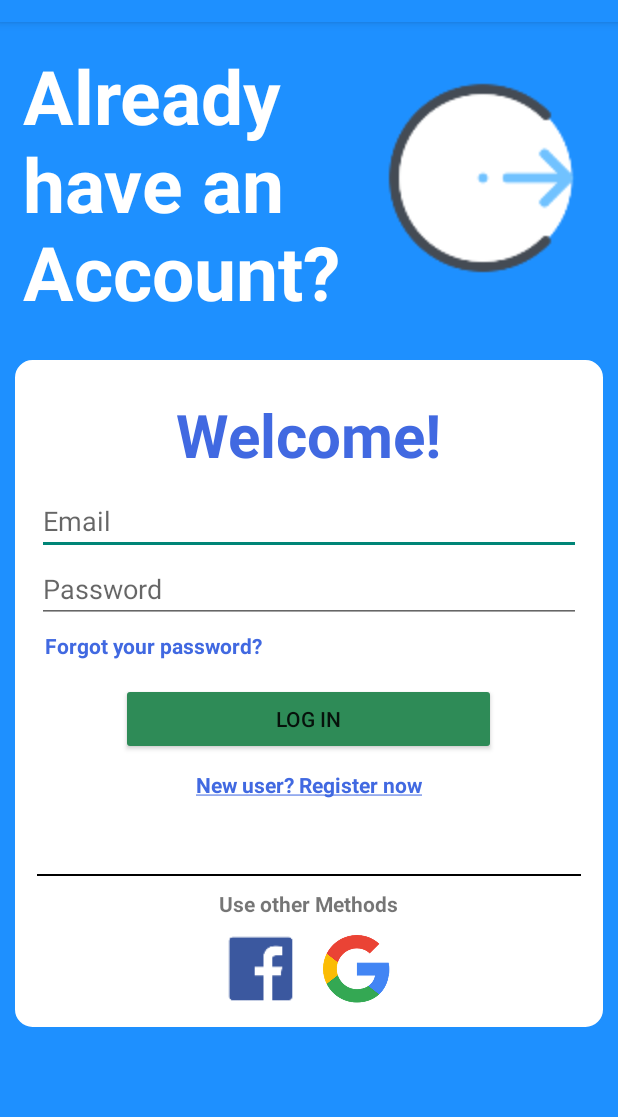
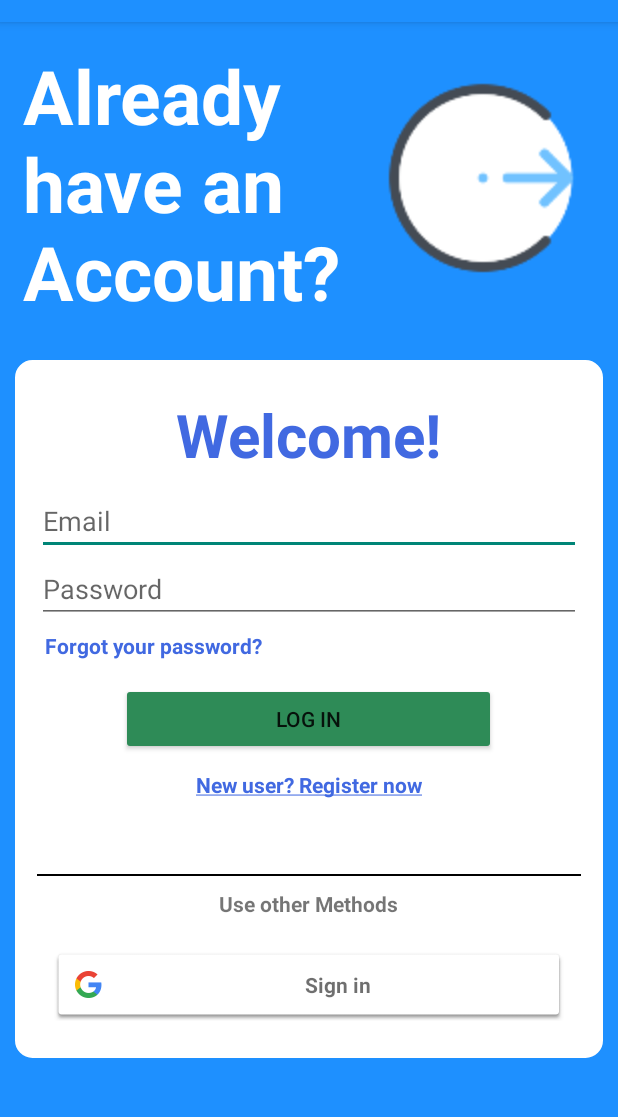
Before and after one commit to KorzenTM/android_clipaholic, an Android app: the screen it shows after launch (NavHostActivity), on a phone screen of 412 x 824 dp, the part 62-1179 px from its top. Run offline under Robolectric (Android 15) with nearby library versions, the phone set to English and light mode, and no system bars; our stand-ins replace Firebase (no records; nobody signed in at launch, a user with empty details on screens opened directly); 4 statements that could not run were skipped.

Commit message:
Implement working google sign button

```diff
--- a/app/build.gradle
+++ b/app/build.gradle
@@ -42,6 +42,7 @@ dependencies {
     implementation 'com.google.firebase:firebase-database:19.2.1'
     implementation 'androidx.legacy:legacy-support-v4:1.0.0'
     implementation 'androidx.coordinatorlayout:coordinatorlayout:1.1.0'
+    implementation 'com.google.android.gms:play-services-maps:17.0.0'
     testImplementation 'junit:junit:4.+'
     androidTestImplementation 'androidx.test.ext:junit:1.1.2'
     androidTestImplementation 'androidx.test.espresso:espresso-core:3.3.0'
--- a/app/src/main/java/pl/edu/pum/movie_downloader/fragments/LogFragment.java
+++ b/app/src/main/java/pl/edu/pum/movie_downloader/fragments/LogFragment.java
@@ -2,6 +2,7 @@ package pl.edu.pum.movie_downloader.fragments;
 
 import android.annotation.SuppressLint;
 import android.content.Context;
+import android.content.Intent;
 import android.os.Bundle;
 import android.text.Editable;
 import android.text.TextWatcher;
@@ -23,6 +24,12 @@ import androidx.annotation.Nullable;
 import androidx.fragment.app.Fragment;
 import androidx.navigation.Navigation;
 
+import com.google.android.gms.auth.api.signin.GoogleSignIn;
+import com.google.android.gms.auth.api.signin.GoogleSignInAccount;
+import com.google.android.gms.auth.api.signin.GoogleSignInClient;
+import com.google.android.gms.auth.api.signin.GoogleSignInOptions;
+import com.google.android.gms.common.SignInButton;
+import com.google.android.gms.common.api.ApiException;
 import com.google.android.gms.tasks.OnCompleteListener;
 import com.google.android.gms.tasks.OnFailureListener;
 import com.google.android.gms.tasks.OnSuccessListener;
@@ -47,18 +54,15 @@ public class LogFragment extends Fragment
     private TextView mForgotPasswordTextView;
     private EditText mEmailEditText;
     private EditText mPasswordEditText;
-    private ImageButton mGoogleSignImageButton;
-    private ImageButton mFacebookSignImageButton;
     private ProgressBar mLoginProgressBar;
     private Alerts mAlerts;
+    private SignInButton mGoogleSignInButton;
+    GoogleSignInOptions mGoogleSignInOptions;
+    GoogleSignInClient mGoogleSignInClient;
+    private static final String TAG = "GoogleActivity";
+    private static final int RC_SIGN_IN = 9001;
 
     @Override
-    public void onAttach(@NotNull Context context) {
-        super.onAttach(context);
-    }
-
-
-        @Override
     public void onCreate(@Nullable Bundle savedInstanceState)
     {
         super.onCreate(savedInstanceState);
@@ -85,9 +89,15 @@ public class LogFragment extends Fragment
         mForgotPasswordTextView = view.findViewById(R.id.forgot_password_text_view);
         mEmailEditText = view.findViewById(R.id.email_field);
         mPasswordEditText = view.findViewById(R.id.password_field);
-        mGoogleSignImageButton = view.findViewById(R.id.google_login_button);
-        mFacebookSignImageButton = view.findViewById(R.id.facebook_login_button);
         mLoginProgressBar = view.findViewById(R.id.wait_for_login_progress_bar);
+        mGoogleSignInButton = view.findViewById(R.id.google_sing_in_button);
+
+        //configure google sign in
+        mGoogleSignInOptions = new GoogleSignInOptions.Builder(GoogleSignInOptions.DEFAULT_SIGN_IN)
+                .requestIdToken(getString(R.string.default_web_client_id))
+                .requestEmail()
+                .build();
+        mGoogleSignInClient = GoogleSignIn.getClient(requireContext(), mGoogleSignInOptions);
 
         mLogInButton.setOnClickListener(new View.OnClickListener()
         {
@@ -180,23 +190,16 @@ public class LogFragment extends Fragment
             }
         });
 
-        mGoogleSignImageButton.setOnClickListener(new View.OnClickListener()
+        mGoogleSignInButton.setOnClickListener(new View.OnClickListener()
         {
             @Override
             public void onClick(View v)
             {
-                //TODO log by Google
+                Intent signInIntent = mGoogleSignInClient.getSignInIntent();
+                startActivityForResult(signInIntent, RC_SIGN_IN);
             }
         });
 
-        mFacebookSignImageButton.setOnClickListener(new View.OnClickListener()
-        {
-            @Override
-            public void onClick(View v)
-            {
-                //Todo log by Facebook
-            }
-        });
         AddClearButton(mEmailEditText);
         AddClearButton(mPasswordEditText);
 
@@ -276,4 +279,42 @@ public class LogFragment extends Fragment
         mLogInButton.setVisibility(View.VISIBLE);
         ((DrawerLocker) requireActivity()).setDrawerEnabled(false);
     }
+
+    @Override
+    public void onActivityResult(int requestCode, int resultCode, @Nullable Intent data)
+    {
+        super.onActivityResult(requestCode, resultCode, data);
+
+        if (requestCode == RC_SIGN_IN)
+        {
+            Task<GoogleSignInAccount> task = GoogleSignIn.getSignedInAccountFromIntent(data);
+            try
+            {
+                GoogleSignInAccount account = task.getResult(ApiException.class);
+                Log.d(TAG, "firebaseAuthWithGoogle:" + account.getId());
+                FireBaseAuthHandler fireBaseAuthHandler = FireBaseAuthHandler.getInstance();
+
+                fireBaseAuthHandler.signWithGoogleAccount(account.getIdToken(), new FireBaseAuthState()
+                {
+                    @Override
+                    public void isOperationSuccessfully(String state)
+                    {
+                        if (state.equals("SUCCESS_LOGIN_WITH_GOOGLE"))
+                        {
+                            Toast.makeText(requireContext(), "Successfully login with Google Account", Toast.LENGTH_LONG).show();
+                            Navigation.findNavController(requireView()).navigate(R.id.action_logFragment_to_home_fragment);
+                        }
+                        else if (state.equals("NO_SUCCESS_LOGIN_WITH_GOOGLE"))
+                        {
+                            mAlerts.showWrongUserDataAlert();
+                        }
+                    }
+                });
+            }
+            catch (ApiException e)
+            {
+                Log.w(TAG, "Google sign in failed", e);
+            }
+        }
+    }
 }
--- a/app/src/main/res/layout/log_fragment.xml
+++ b/app/src/main/res/layout/log_fragment.xml
@@ -123,37 +123,14 @@
                 android:layout_centerHorizontal="true"
                 android:textStyle="bold" />
 
-            <ImageButton
-                android:id="@+id/google_login_button"
-                android:layout_centerHorizontal="true"
-                android:layout_width="wrap_content"
+            <com.google.android.gms.common.SignInButton
+                android:layout_width="match_parent"
                 android:layout_height="wrap_content"
-                android:layout_below="@id/line2"
-                android:layout_marginStart="8sp"
-                android:layout_toEndOf="@id/placeholder"
-                app:srcCompat="@drawable/google_icon"
-                android:background="?android:selectableItemBackground"/>
+                android:id="@+id/google_sing_in_button"
+                android:layout_margin="10sp"
+                android:layout_below="@id/line2" />
 
-            <TextView
-                android:id="@+id/placeholder"
-                android:layout_below="@id/line2"
-                android:layout_width="wrap_content"
-                android:layout_height="wrap_content"
-                android:layout_centerHorizontal="true"/>
 
-            <ImageButton
-                android:id="@+id/facebook_login_button"
-                android:layout_below="@id/line2"
-                android:layout_toStartOf="@id/placeholder"
-                android:layout_centerHorizontal="true"
-                android:layout_marginEnd="8sp"
-                android:layout_width="wrap_content"
-                android:layout_height="wrap_content"
-                app:srcCompat="@drawable/facebook_icon"
-                android:background="?android:selectableItemBackground"
-                android:scaleX="1.25"
-                android:scaleY="1.25"
-                />
 
         </RelativeLayout>
     </RelativeLayout>
--- a/app/src/main/res/values/strings.xml
+++ b/app/src/main/res/values/strings.xml
@@ -4,4 +4,5 @@
     <string name="hello_blank_fragment">Hello blank fragment</string>
     <string name="navigation_drawer_open">Open navigation drawer</string>
     <string name="navigation_drawer_close">Close navigation drawer</string>
+    <string name="title_activity_maps">Map</string>
 </resources>
--- a/build.gradle
+++ b/build.gradle
@@ -10,6 +10,7 @@ buildscript {
 
         // NOTE: Do not place your application dependencies here; they belong
         // in the individual module build.gradle files
+
     }
 }
 
```
Also changed, not shown: app/src/main/AndroidManifest.xml (+12 -6 lines), app/src/main/java/pl/edu/pum/movie_downloader/database/FireBaseAuthHandler.java (+26 -0 lines), app/src/main/res/layout/activity_maps.xml (added, +9 -0 lines), 1 other file.
